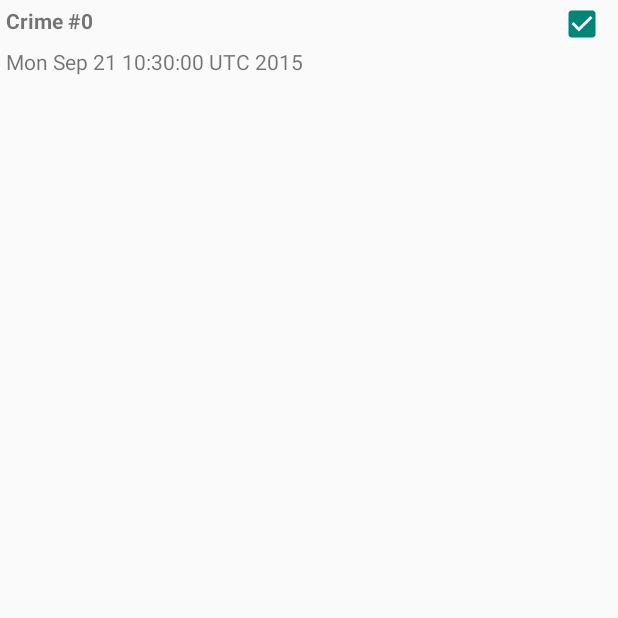
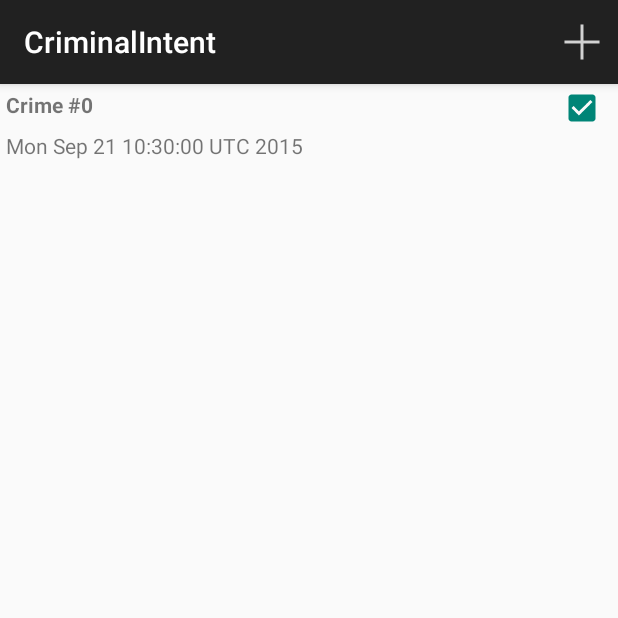
Before and after one commit to starkhorn/CriminalIntent, an Android app: the screen it shows after launch (CrimeListActivity), on a phone screen of 412 x 824 dp, the top half of it. Run offline under Robolectric (Android 15) with nearby library versions, the phone set to English and light mode, and no system bars.

Commit message:
Add a menu to crime list fragment

```diff
--- a/app/src/main/java/com/starkhorn/criminalintent/CrimeListFragment.java
+++ b/app/src/main/java/com/starkhorn/criminalintent/CrimeListFragment.java
@@ -7,6 +7,8 @@ import android.support.v4.app.Fragment;
 import android.support.v7.widget.LinearLayoutManager;
 import android.support.v7.widget.RecyclerView;
 import android.view.LayoutInflater;
+import android.view.Menu;
+import android.view.MenuInflater;
 import android.view.View;
 import android.view.ViewGroup;
 import android.widget.CheckBox;
@@ -39,10 +41,23 @@ public class CrimeListFragment extends Fragment {
     }
 
     @Override
+    public void onCreate(@Nullable Bundle savedInstanceState) {
+        super.onCreate(savedInstanceState);
+
+        setHasOptionsMenu(true);
+    }
+
+    @Override
     public void onResume() {
         super.onResume();
 
         updateUI();
+    }
+
+    @Override
+    public void onCreateOptionsMenu(Menu menu, MenuInflater inflater) {
+        super.onCreateOptionsMenu(menu, inflater);
+        inflater.inflate(R.menu.fragment_crime_list, menu);
     }
 
     private void updateUI() {
--- a/app/src/main/java/com/starkhorn/criminalintent/CrimePagerActivity.java
+++ b/app/src/main/java/com/starkhorn/criminalintent/CrimePagerActivity.java
@@ -4,10 +4,10 @@ import android.content.Context;
 import android.content.Intent;
 import android.os.Bundle;
 import android.support.v4.app.Fragment;
-import android.support.v4.app.FragmentActivity;
 import android.support.v4.app.FragmentManager;
 import android.support.v4.app.FragmentStatePagerAdapter;
 import android.support.v4.view.ViewPager;
+import android.support.v7.app.AppCompatActivity;
 
 import java.util.List;
 import java.util.UUID;
@@ -15,7 +15,7 @@ import java.util.UUID;
 /**
  * Created by starkhorn on 9/20/2015.
  */
-public class CrimePagerActivity extends FragmentActivity {
+public class CrimePagerActivity extends AppCompatActivity {
 
     private static final String EXTRA_CRIME_ID = "com.starkhorn.criminalintent.crime_id";
     private ViewPager viewPager;
--- a/app/src/main/java/com/starkhorn/criminalintent/SingleFragmentActivity.java
+++ b/app/src/main/java/com/starkhorn/criminalintent/SingleFragmentActivity.java
@@ -2,13 +2,13 @@ package com.starkhorn.criminalintent;
 
 import android.os.Bundle;
 import android.support.v4.app.Fragment;
-import android.support.v4.app.FragmentActivity;
 import android.support.v4.app.FragmentManager;
+import android.support.v7.app.AppCompatActivity;
 
 /**
  * Created by starkhorn on 9/18/2015.
  */
-public abstract class SingleFragmentActivity extends FragmentActivity {
+public abstract class SingleFragmentActivity extends AppCompatActivity {
     @Override
     protected void onCreate(Bundle savedInstanceState) {
         super.onCreate(savedInstanceState);
--- /dev/null
+++ b/app/src/main/res/menu/fragment_crime_list.xml
@@ -0,0 +1,11 @@
+<?xml version="1.0" encoding="utf-8"?>
+<menu xmlns:android="http://schemas.android.com/apk/res/android"
+      xmlns:app="http://schemas.android.com/apk/res-auto">
+
+    <item
+        android:id="@+id/menu_item_new_crime"
+        android:icon="@drawable/ic_menu_add"
+        android:title="@string/new_crime"
+        app:showAsAction="ifRoom|withText"/>
+
+</menu>
--- a/app/src/main/res/values/strings.xml
+++ b/app/src/main/res/values/strings.xml
@@ -8,4 +8,9 @@
     <string name="crime_details_label">Details</string>
     <string name="crime_solved_label">Solved</string>
     <string name="date_picker_title">Date of crime:</string>
+
+    <string name="new_crime">New Crime</string>
+    <string name="show_subtitle">Show Subtitle</string>
+    <string name="hide_subtitle">Hide Subtitle</string>
+    <string name="subtitle_format">%1$s crimes</string>
 </resources>
```
Also changed, not shown: app/src/main/res/drawable-hdpi/ic_menu_add.png (added), app/src/main/res/drawable-mdpi/ic_menu_add.png (added), app/src/main/res/drawable-xhdpi/ic_menu_add.png (added), app/src/main/res/drawable-xxhdpi/ic_menu_add.png (added).
